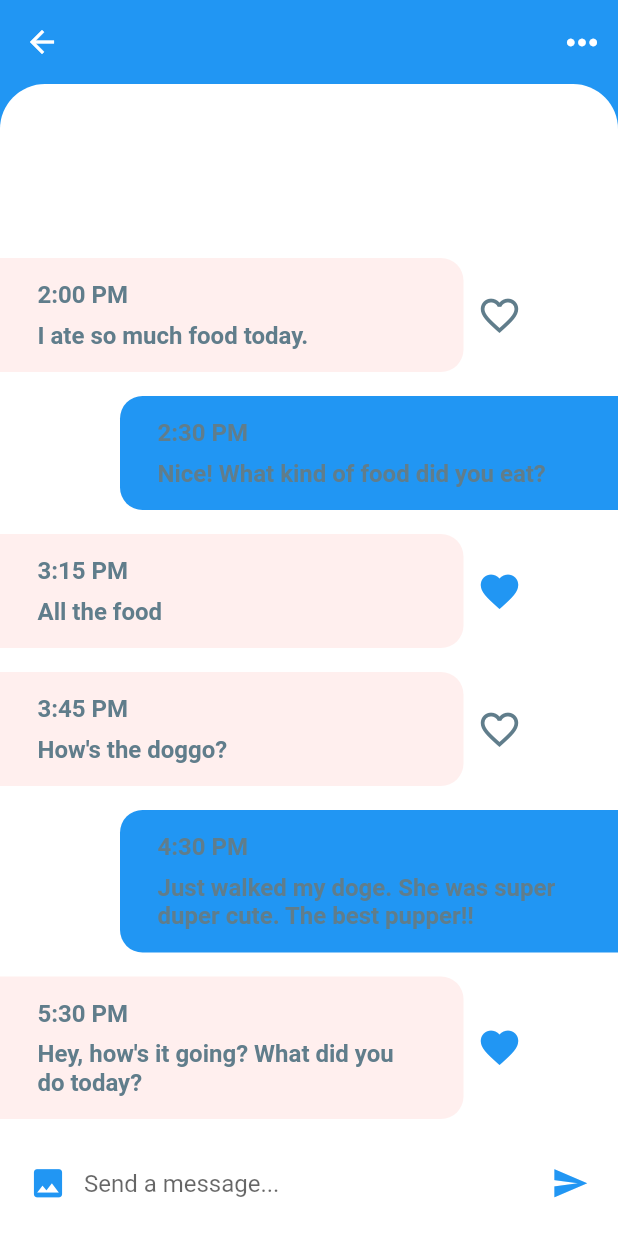
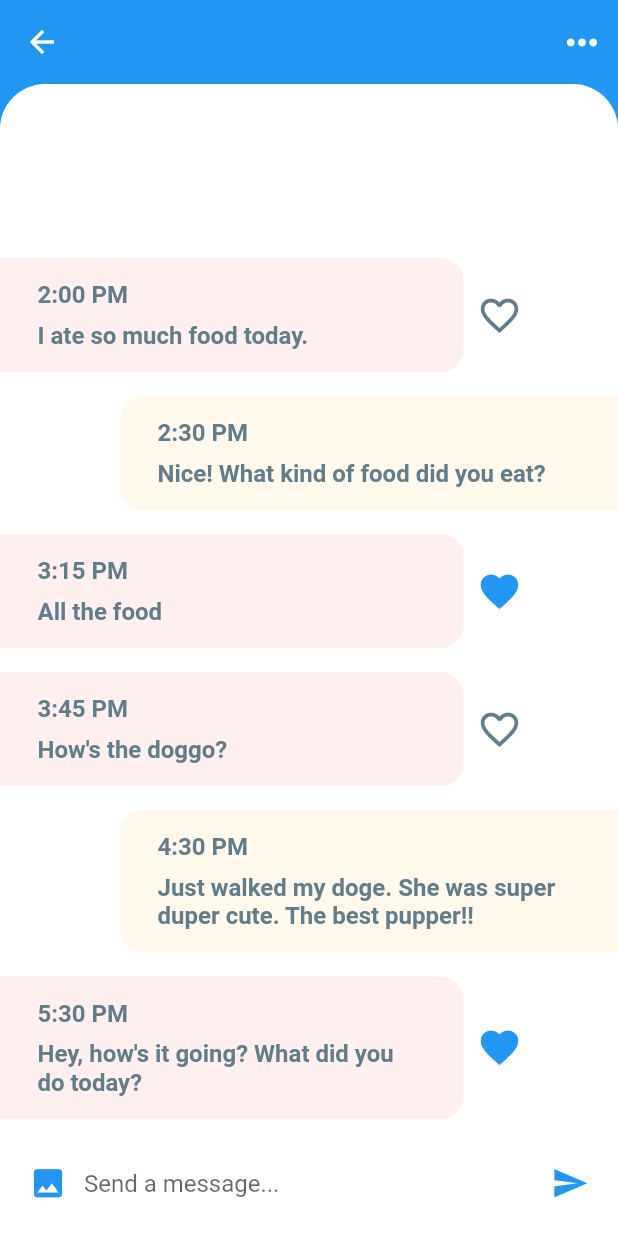
Before and after one commit to AvniErtas/SoulMate, a Flutter app: the ChatScreen screen opened directly with empty values, on a phone screen of 412 x 824 dp. Run offline on Flutter 3.47's test engine with Material 2 defaults, Android fonts, the phone set to English and light mode, and no system bars; our stand-ins replace bloc, carousel_slider, curved_navigation_bar, equatable, flutter_bloc, flutter_custom_clippers and 2 more; missing offline and left inert: flutter_sequence_animation, kf_drawer.

Commit message:
update 22052020

```diff
--- a/lib/Pages/message/chat_screen.dart
+++ b/lib/Pages/message/chat_screen.dart
@@ -27,7 +27,7 @@ class _ChatScreenState extends State<ChatScreen> {
       padding: EdgeInsets.symmetric(horizontal: 25.0, vertical: 15.0),
       width: MediaQuery.of(context).size.width * 0.75,
       decoration: BoxDecoration(
-        color: isMe ? Theme.of(context).accentColor : Color(0xFFFFEFEE),
+        color: isMe ? Color(0xFFFEF9EB) : Color(0xFFFFEFEE),
         borderRadius: isMe
             ? BorderRadius.only(
                 topLeft: Radius.circular(15.0),
```
